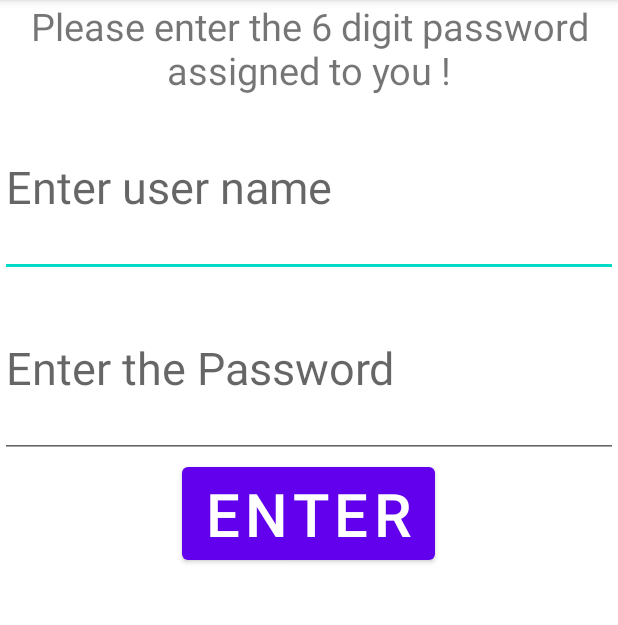
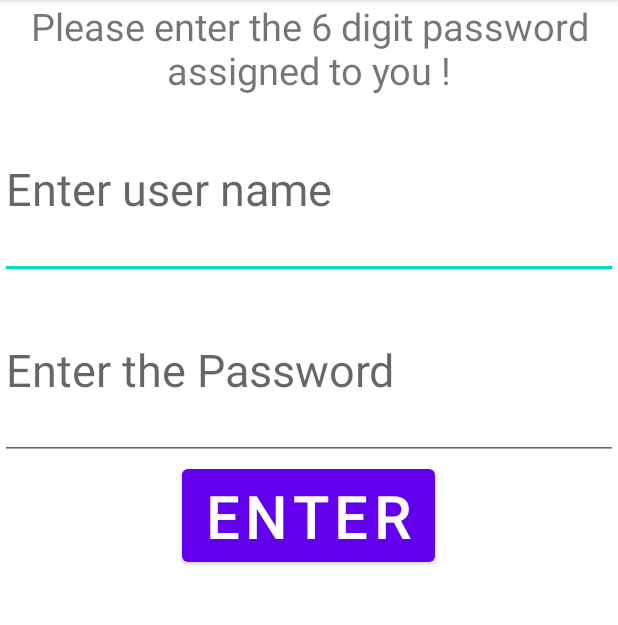
Before and after one commit to Sujitkumarthakur/LoginApilication, an Android app: the screen it shows after launch (MainActivity), on a phone screen of 412 x 824 dp, the part 84-709 px from its top. Run offline under Robolectric (Android 15) with nearby library versions, the phone set to English and light mode, and no system bars.

Commit message:
Login Apilication: Initial Commit !

```diff
--- a/app/src/main/res/layout/activity_main.xml
+++ b/app/src/main/res/layout/activity_main.xml
@@ -21,7 +21,7 @@
         android:layout_height="wrap_content"
         android:layout_gravity="center_vertical"
         android:gravity="center_vertical"
-        android:paddingTop="40dp"
+        android:paddingTop="41dp"
         android:hint="Enter user name"
         android:textSize="30dp"
         android:paddingBottom="40dp"
```
